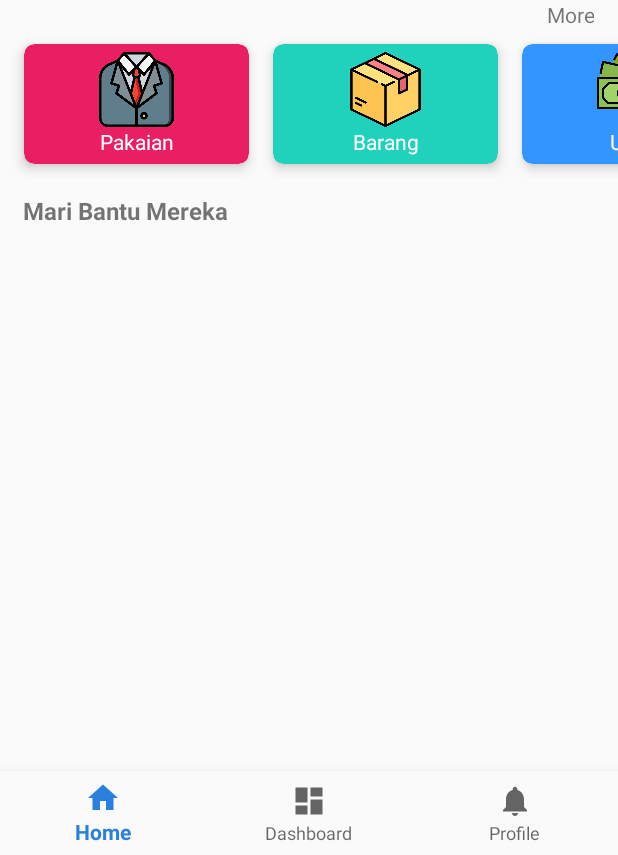
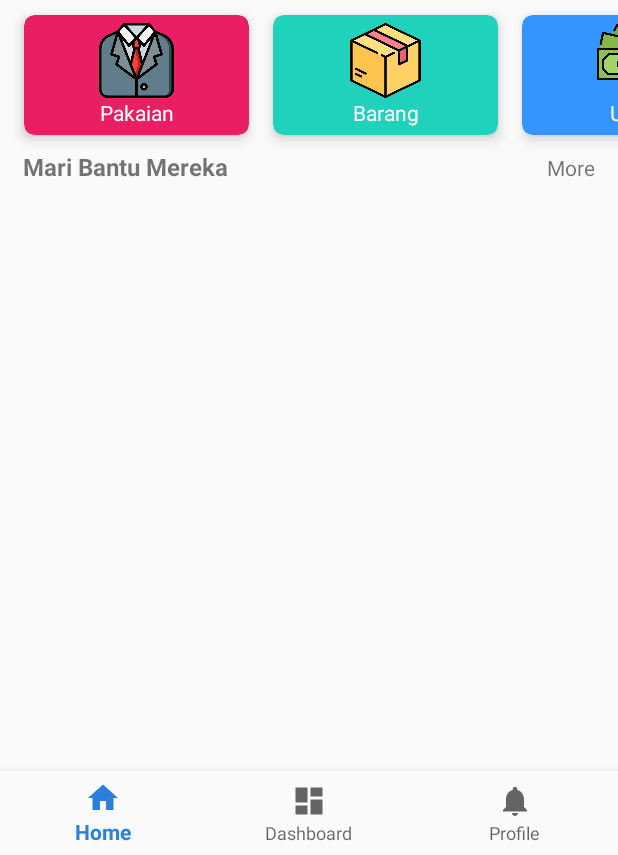
Before and after one commit to ahikmah/nemu, an Android app: the screen it shows after launch once a user with an empty profile is signed in (MainActivity), on a phone screen of 412 x 824 dp, the part 381-1236 px from its top. Run offline under Robolectric (Android 15) with nearby library versions, the phone set to English and light mode, and no system bars; our stand-ins replace Firebase (no records; nobody signed in at launch, a user with empty details on screens opened directly), navigation-ui; libraries missing offline, so code that uses them is left out: com.mikhaellopez.circularimageview.

Commit message:
ganti posisi more pada home fragment

```diff
--- a/app/src/main/res/layout/activity_detail_nemu.xml
+++ b/app/src/main/res/layout/activity_detail_nemu.xml
@@ -255,7 +255,8 @@
 						android:layout_height="wrap_content"
 						android:background="@drawable/btn_upload"
 						android:text="Telepon"
-						android:textColor="#FFFFFF" />
+						android:textColor="#FFFFFF"
+						android:layout_marginBottom="20dp"/>
 				</LinearLayout>
 
 			</LinearLayout>
--- a/app/src/main/res/layout/fragment_home.xml
+++ b/app/src/main/res/layout/fragment_home.xml
@@ -50,17 +50,6 @@
                 app:layout_constraintStart_toStartOf="parent"
                 app:layout_constraintTop_toBottomOf="@id/cv_header"
                 android:layout_marginLeft="15dp" />
-
-
-            <TextView
-                android:id="@+id/tv_golek_more"
-                android:layout_width="match_parent"
-                android:layout_height="wrap_content"
-                android:textAlignment="textEnd"
-                android:layout_marginEnd="16dp"
-                android:text="More"
-                android:gravity="end"
-                android:layout_marginRight="16dp" />
 
             <HorizontalScrollView
                 android:layout_width="wrap_content"
@@ -200,19 +189,29 @@
             <LinearLayout
                 android:layout_width="match_parent"
                 android:layout_height="wrap_content"
-                android:orientation="horizontal">
+                android:orientation="horizontal"
+                android:layout_marginBottom="10dp">
 
                 <TextView
                     android:id="@+id/tv_title_find"
                     android:layout_width="wrap_content"
                     android:layout_height="wrap_content"
                     android:layout_marginLeft="15dp"
-                    android:layout_marginTop="10dp"
                     android:text="Mari Bantu Mereka"
                     android:textSize="16sp"
                     android:textStyle="bold"
                     app:layout_constraintStart_toStartOf="parent"
-                    app:layout_constraintTop_toBottomOf="@id/cv_header" />\
+                    app:layout_constraintTop_toBottomOf="@id/cv_header" />
+
+                <TextView
+                    android:id="@+id/tv_golek_more"
+                    android:layout_width="match_parent"
+                    android:layout_height="wrap_content"
+                    android:textAlignment="textEnd"
+                    android:layout_marginEnd="16dp"
+                    android:text="More"
+                    android:gravity="end"
+                    android:layout_marginRight="16dp" />
 
             </LinearLayout>
 
```
